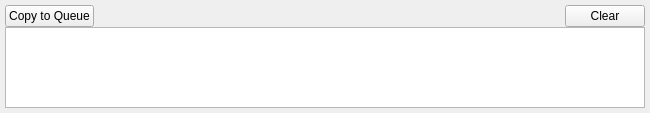
Above: src/QSview/resources/history.ui from BCDA-APS/QSview before the change. Below: the same form after it.
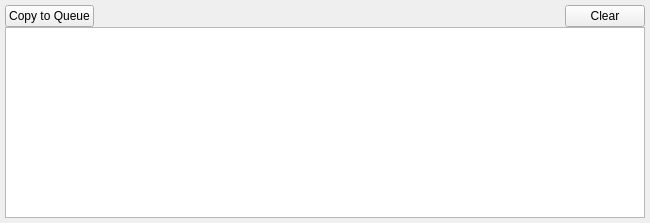
That is the form after the change. Icons and pictures are not drawn.

Commit message:
Implement history table display with static columns
- Add HistoryTableModel for queue history display
- Integrate with QueueServerModel signals and auto-fetch on connection
- Add clear functionality and auto-resize columns/rows
- Update history.ui with table styling and row selection behavior

```diff
--- a/src/QSview/resources/history.ui
+++ b/src/QSview/resources/history.ui
@@ -7,7 +7,7 @@
     <x>0</x>
     <y>0</y>
     <width>650</width>
-    <height>113</height>
+    <height>223</height>
    </rect>
   </property>
   <property name="windowTitle">
@@ -109,7 +109,17 @@
        <number>0</number>
       </property>
       <item>
-       <widget class="QTableView" name="tableView"/>
+       <widget class="QTableView" name="tableView">
+        <property name="styleSheet">
+         <string notr="true">QTableView::item {
+    padding: 5px;
+    border: 1px solid lightgray;
+}</string>
+        </property>
+        <property name="selectionBehavior">
+         <enum>QAbstractItemView::SelectRows</enum>
+        </property>
+       </widget>
       </item>
      </layout>
     </widget>
```
The commit also changes 3 other files.
